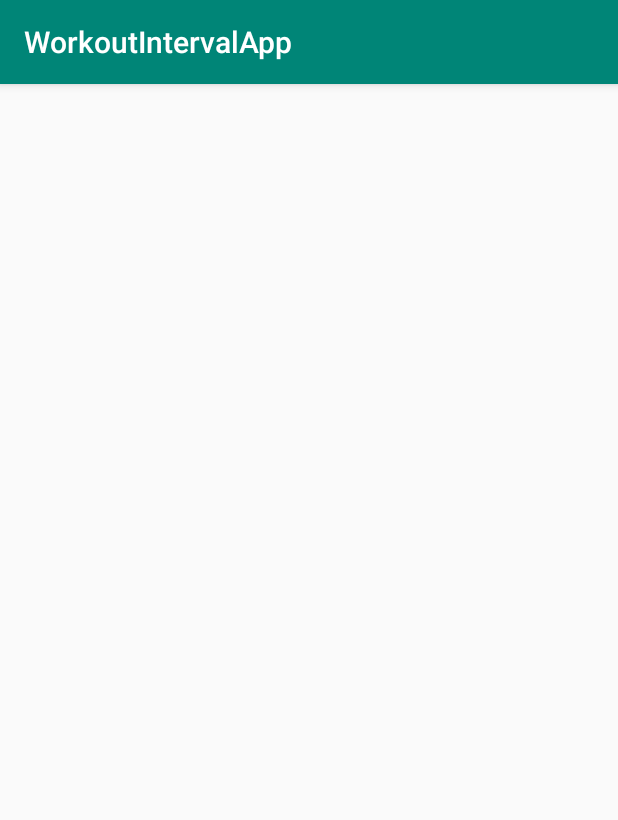
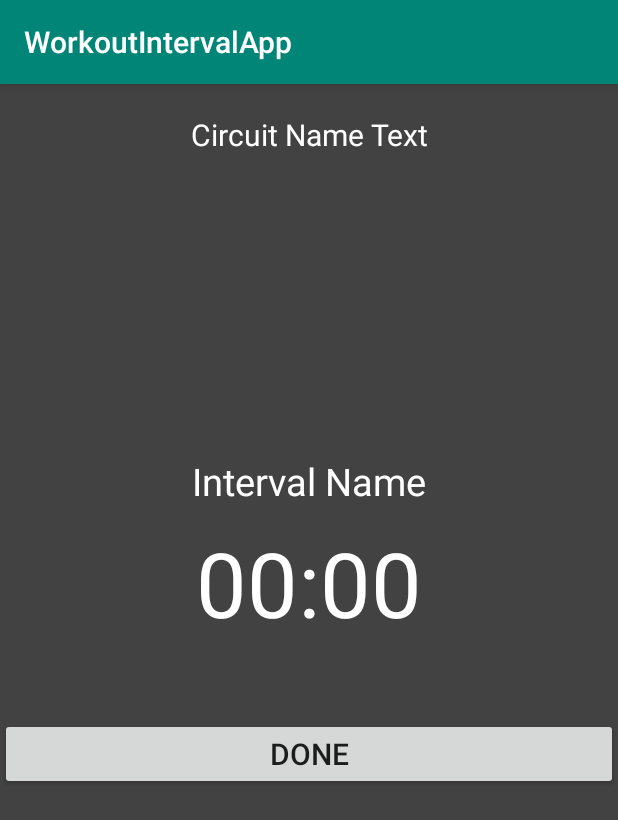
Before and after one commit to mglaser001/WorkoutIntervalTimer, an Android app: the CustomTimerActivity screen opened directly, with no data from a screen before it, on a phone screen of 412 x 824 dp. Shown: the top 820 px of the screen. Run offline under Robolectric (Android 15) with nearby library versions, the phone set to English and light mode, and no system bars; 5 statements that could not run were skipped.

Commit message:
- Add Custom Timer Views and Buttons

```diff
--- a/app/src/main/res/layout/activity_custom_timer.xml
+++ b/app/src/main/res/layout/activity_custom_timer.xml
@@ -1,9 +1,47 @@
 <?xml version="1.0" encoding="utf-8"?>
-<android.support.constraint.ConstraintLayout xmlns:android="http://schemas.android.com/apk/res/android"
+<RelativeLayout xmlns:android="http://schemas.android.com/apk/res/android"
     xmlns:app="http://schemas.android.com/apk/res-auto"
     xmlns:tools="http://schemas.android.com/tools"
+    android:id="@+id/customTimerLayout"
     android:layout_width="match_parent"
     android:layout_height="match_parent"
+    android:background="@color/cardview_dark_background"
     tools:context=".CustomTimerActivity">
-
-</android.support.constraint.ConstraintLayout>
+    <TextView
+        android:id="@+id/CustomCircuitNameTV"
+        android:layout_width="match_parent"
+        android:layout_height="wrap_content"
+        android:text="Circuit Name Text"
+        android:textSize="20sp"
+        android:textColor="@color/cardview_light_background"
+        android:textAlignment="center"
+        android:layout_marginTop="20dp"/>
+    <TextView
+        android:id="@+id/CustomCircuitIntervalNameTV"
+        android:layout_width="match_parent"
+        android:layout_height="wrap_content"
+        android:textAlignment="center"
+        android:text="Interval Name"
+        android:textSize="25sp"
+        android:textColor="@color/cardview_light_background"
+        android:layout_marginTop="200dp"
+        android:layout_below="@id/CustomCircuitNameTV"/>
+    <TextView
+        android:id="@+id/CustomCircuitTimerTV"
+        android:layout_width="match_parent"
+        android:layout_height="wrap_content"
+        android:textAlignment="center"
+        android:text="00:00"
+        android:textSize="60sp"
+        android:textColor="@color/cardview_light_background"
+        android:layout_marginTop="10dp"
+        android:layout_below="@id/CustomCircuitIntervalNameTV"/>
+    <Button
+        android:id="@+id/CustomCircuitDoneBTN"
+        android:layout_width="match_parent"
+        android:layout_height="wrap_content"
+        android:text="Done"
+        android:textSize="20sp"
+        android:layout_marginTop="50dp"
+        android:layout_below="@id/CustomCircuitTimerTV"/>
+</RelativeLayout>
```
Also changed, not shown: app/src/main/java/com/mg/workoutintervalapp/CustomTimerActivity.java (line endings or trailing spaces).
